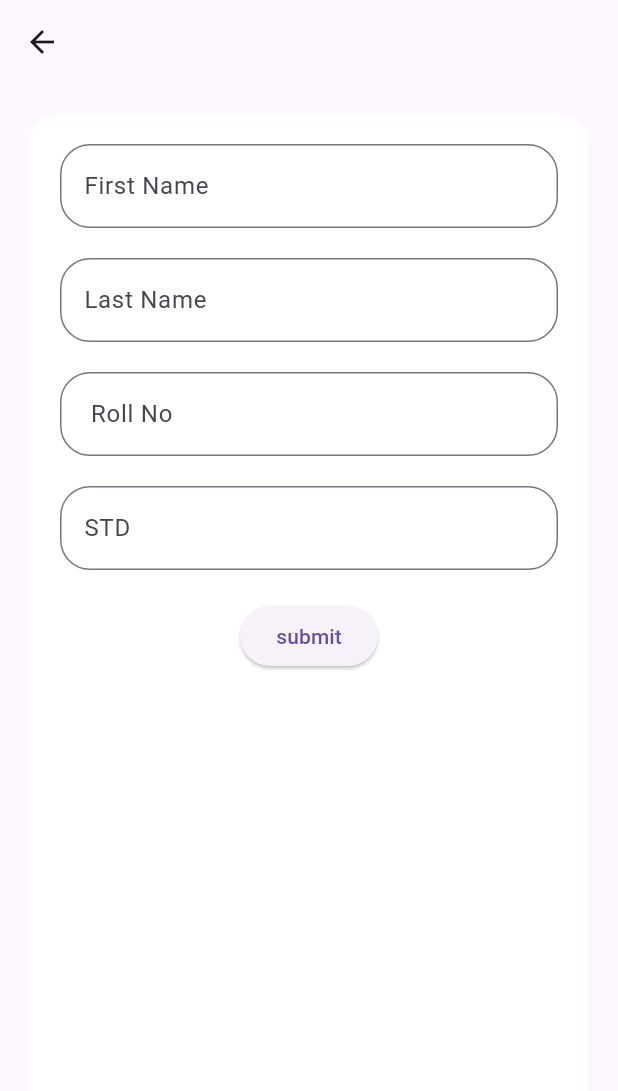
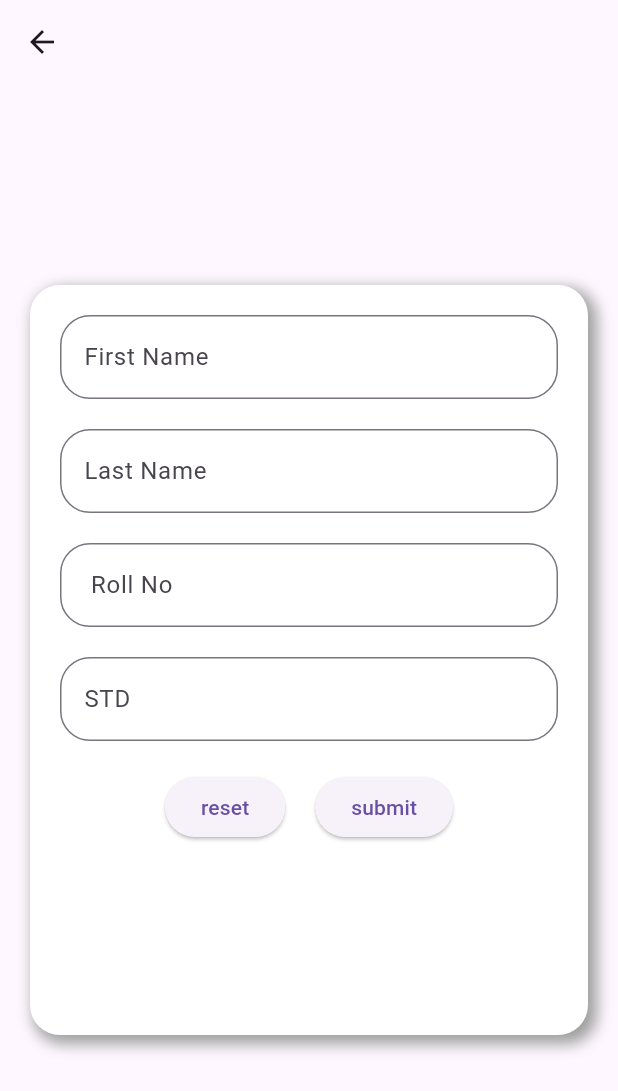
Before and after one commit to godhanipurvi1/getx_practic, a Flutter app: the DetailsPage screen opened by its route, on a phone screen of 412 x 824 dp. Shown: the top 1091 px of the screen. Run offline on Flutter 3.47's test engine with Material 3 defaults, Android fonts, the phone set to English and light mode, and no system bars; our stand-ins replace get.

Commit message:
Updated home controller, main page, and details page

```diff
--- a/lib/main.dart
+++ b/lib/main.dart
@@ -1,5 +1,4 @@
 import 'package:animation/page/details_page.dart';
-import 'package:animation/page/home_page.dart';
 import 'package:animation/page/homepage.dart';
 import 'package:flutter/material.dart';
 import 'package:get/get.dart';
--- a/lib/page/details_page.dart
+++ b/lib/page/details_page.dart
@@ -21,7 +21,15 @@ class _DetailsPageState extends State<DetailsPage> {
             child: Padding(
           padding: const EdgeInsets.all(20.0),
           child: Container(
+            height: 500,
             decoration: const BoxDecoration(
+              boxShadow: [
+                BoxShadow(
+                    color: Colors.grey,
+                    blurRadius: 8,
+                    spreadRadius: 2,
+                    offset: Offset(4, 4)),
+              ],
               borderRadius: BorderRadius.all(Radius.circular(20)),
               color: Colors.white,
             ),
@@ -73,6 +81,15 @@ class _DetailsPageState extends State<DetailsPage> {
                   SizedBox(
                     height: 20,
                   ),
+                  Row(
+                    mainAxisAlignment: MainAxisAlignment.center,
+                    children: [
+                      ElevatedButton(
+                          onPressed: () {
+                            controller.reset();
+                          },
+                          child: Text("reset")),
+                      SizedBox(width: 20),
                       ElevatedButton(
                           onPressed: () {
                             controller.saveData();
@@ -87,6 +104,8 @@ class _DetailsPageState extends State<DetailsPage> {
                           child: Text("submit")),
                     ],
                   ),
+                ],
+              ),
             ),
           ),
         )));
```
Also changed, not shown: lib/controller/home_controller.dart (+11 -2 lines), lib/page/homepage.dart (+16 -7 lines). Lines whose indentation alone changed are shown as unchanged.
